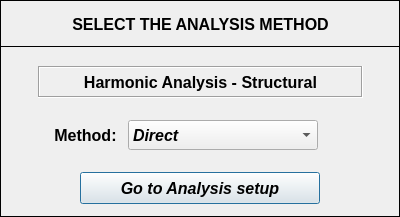
This is data/ui_files/analysis/coupled/coupled_harmonic_analysis_input.ui in MOPT-UFSC/VIBRA as Qt 5 draws it before an edit. The edited form follows.
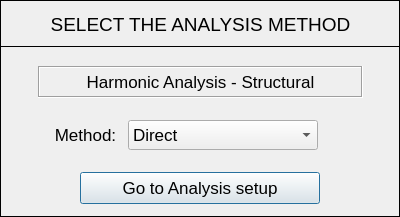
This is the edited form. Icons and pictures are not drawn.

Commit message: Font and size adjustments

Patch:
```diff
--- a/data/ui_files/analysis/coupled/coupled_harmonic_analysis_input.ui
+++ b/data/ui_files/analysis/coupled/coupled_harmonic_analysis_input.ui
@@ -81,13 +81,16 @@
     </property>
     <property name="font">
      <font>
-      <family>Arial</family>
-      <pointsize>12</pointsize>
-      <weight>75</weight>
+      <family>Segoe UI</family>
+      <pointsize>14</pointsize>
+      <weight>50</weight>
       <italic>false</italic>
-      <bold>true</bold>
+      <bold>false</bold>
      </font>
     </property>
+    <property name="styleSheet">
+     <string notr="true">font: 14pt &quot;Segoe UI&quot;;</string>
+    </property>
     <property name="text">
      <string>SELECT THE ANALYSIS METHOD</string>
     </property>
@@ -145,16 +148,19 @@
     </property>
     <property name="font">
      <font>
-      <family>Arial</family>
-      <pointsize>12</pointsize>
-      <weight>75</weight>
-      <italic>true</italic>
-      <bold>true</bold>
+      <family>Segoe UI</family>
+      <pointsize>13</pointsize>
+      <weight>50</weight>
+      <italic>false</italic>
+      <bold>false</bold>
      </font>
     </property>
     <property name="toolTip">
      <string>&lt;html&gt;&lt;head/&gt;&lt;body&gt;&lt;p align=&quot;center&quot;&gt;&lt;br/&gt;&lt;/p&gt;&lt;/body&gt;&lt;/html&gt;</string>
     </property>
+    <property name="styleSheet">
+     <string notr="true">font: 13pt &quot;Segoe UI&quot;;</string>
+    </property>
     <property name="insertPolicy">
      <enum>QComboBox::NoInsert</enum>
     </property>
@@ -192,13 +198,16 @@
     </property>
     <property name="font">
      <font>
-      <family>Arial</family>
-      <pointsize>12</pointsize>
-      <weight>75</weight>
-      <italic>true</italic>
-      <bold>true</bold>
+      <family>Segoe UI</family>
+      <pointsize>13</pointsize>
+      <weight>50</weight>
+      <italic>false</italic>
+      <bold>false</bold>
      </font>
     </property>
+    <property name="styleSheet">
+     <string notr="true">font: 13pt &quot;Segoe UI&quot;;</string>
+    </property>
     <property name="text">
      <string>Go to Analysis setup</string>
     </property>
@@ -214,12 +223,16 @@
     </property>
     <property name="font">
      <font>
-      <family>Arial</family>
-      <pointsize>12</pointsize>
-      <weight>75</weight>
-      <bold>true</bold>
+      <family>Segoe UI</family>
+      <pointsize>13</pointsize>
+      <weight>50</weight>
+      <italic>false</italic>
+      <bold>false</bold>
      </font>
     </property>
+    <property name="styleSheet">
+     <string notr="true">font: 13pt &quot;Segoe UI&quot;;</string>
+    </property>
     <property name="text">
      <string>Method:</string>
     </property>
@@ -238,13 +251,16 @@
     </property>
     <property name="font">
      <font>
-      <family>Arial</family>
-      <pointsize>12</pointsize>
-      <weight>75</weight>
+      <family>Segoe UI</family>
+      <pointsize>13</pointsize>
+      <weight>50</weight>
       <italic>false</italic>
-      <bold>true</bold>
+      <bold>false</bold>
      </font>
     </property>
+    <property name="styleSheet">
+     <string notr="true">font: 13pt &quot;Segoe UI&quot;;</string>
+    </property>
     <property name="frameShape">
      <enum>QFrame::Box</enum>
     </property>
```
Left out of the diff: 2 changed lines with no effect on the pictures. The commit also changes 4 other files.
